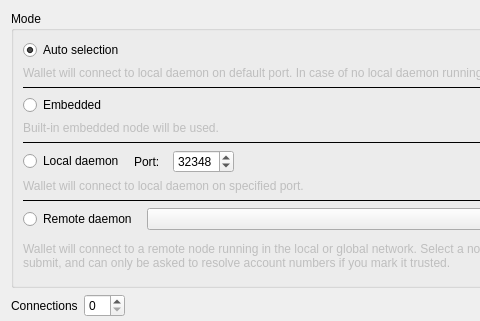
Old version of the form src/gui/ui/connectionsettingsdialog.ui in the repository discretecoin/discrete-wallet; both pictures show x 0 to 480 and y 0 to 321 of the 959 by 450 pixel window.
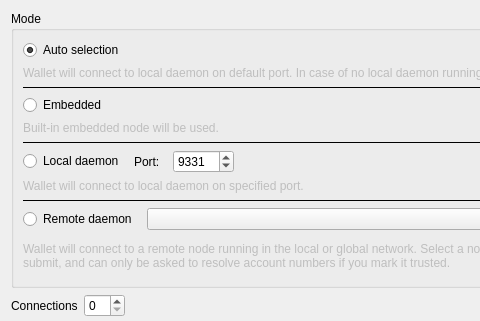
New version of the form. Icons and pictures are not drawn.

Patch:
```diff
--- a/src/gui/ui/connectionsettingsdialog.ui
+++ b/src/gui/ui/connectionsettingsdialog.ui
@@ -126,7 +126,7 @@
            <number>65535</number>
           </property>
           <property name="value">
-           <number>32348</number>
+           <number>9331</number>
           </property>
           <property name="displayIntegerBase">
            <number>10</number>
```
